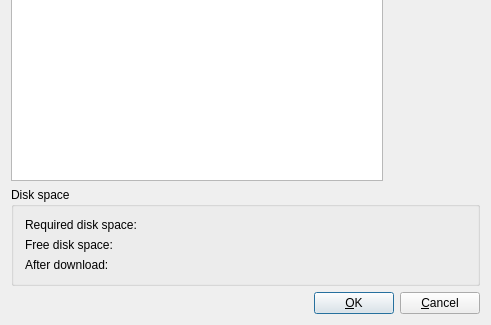
The window that ktorrent/fileselectdlg.ui (KDE/ktorrent) describes before a commit, drawn with Qt 5; both pictures show x 0 to 491 and y 200 to 525 of the 491 by 525 pixel window.
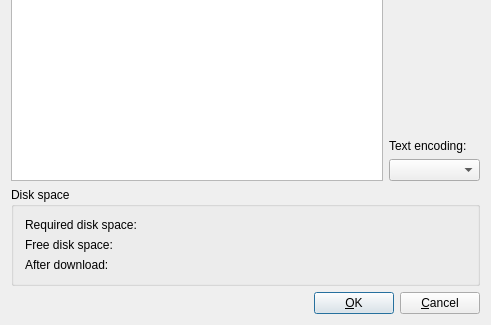
The same window after the commit. Custom widgets are drawn as their Qt base class.

Commit message: Added option to change the text encoding of a torrent when it is openend

Diff of the .ui file:
```diff
--- a/ktorrent/fileselectdlg.ui
+++ b/ktorrent/fileselectdlg.ui
@@ -130,6 +130,16 @@
          </property>
         </spacer>
        </item>
+       <item>
+        <widget class="QLabel" name="label" >
+         <property name="text" >
+          <string>Text encoding:</string>
+         </property>
+        </widget>
+       </item>
+       <item>
+        <widget class="KComboBox" name="m_encoding" />
+       </item>
       </layout>
      </item>
     </layout>
@@ -260,6 +270,11 @@
  <layoutdefault spacing="6" margin="11" />
  <pixmapfunction>qPixmapFromMimeSource</pixmapfunction>
  <customwidgets>
+  <customwidget>
+   <class>KComboBox</class>
+   <extends>QComboBox</extends>
+   <header>kcombobox.h</header>
+  </customwidget>
   <customwidget>
    <class>KPushButton</class>
    <extends>QPushButton</extends>
```
The commit also changes 16 other files.
